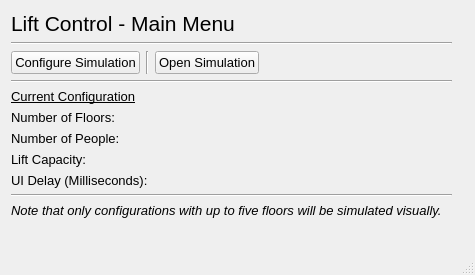
Qt form main_menu.ui (IsaacCheng9/lift-control-simulation) before a commit.
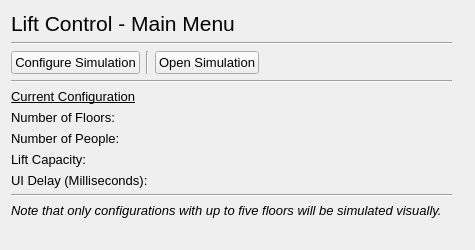
The same form after that commit.

```diff
--- a/main_menu.ui
+++ b/main_menu.ui
@@ -7,7 +7,7 @@
     <x>0</x>
     <y>0</y>
     <width>475</width>
-    <height>275</height>
+    <height>250</height>
    </rect>
   </property>
   <property name="font">
@@ -171,7 +171,6 @@
     </layout>
    </widget>
   </widget>
-  <widget class="QStatusBar" name="status_bar"/>
  </widget>
  <resources/>
  <connections/>
```
